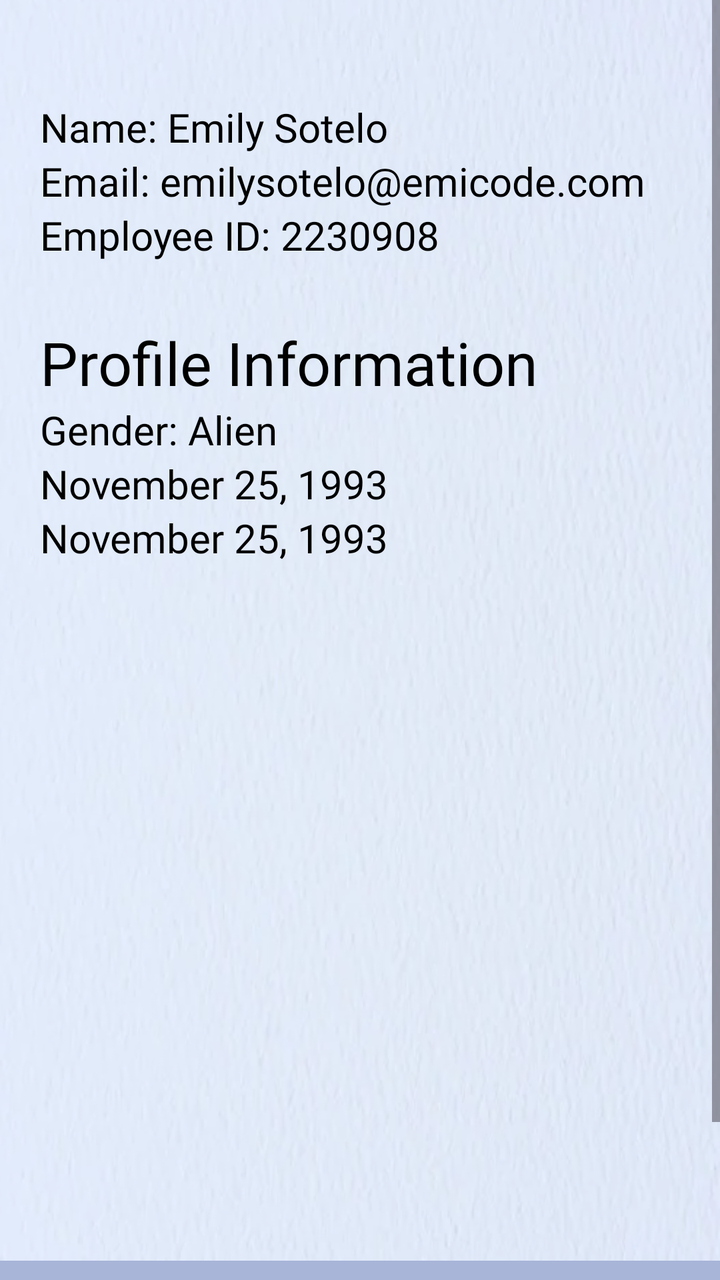
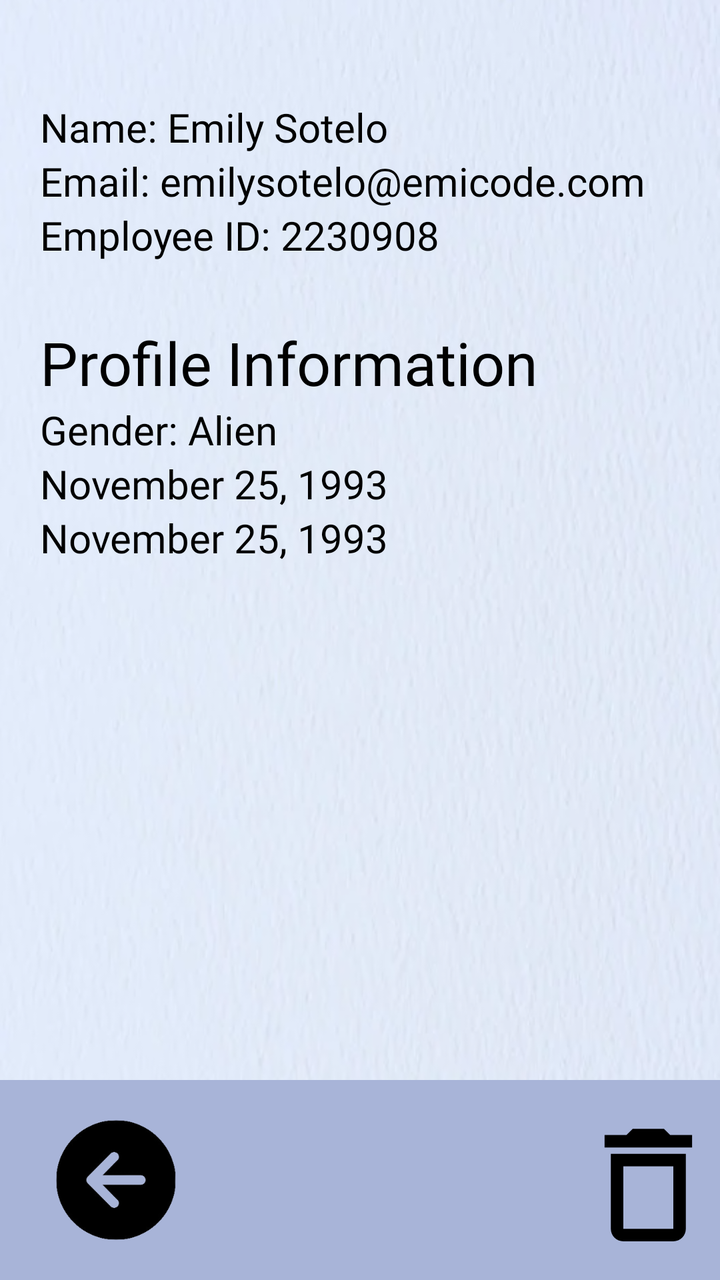

Compare the two renders of this Android layout. The source of the first and the diff that turns it into the second are given below.
<!-- AndroidManifest.xml: application theme Theme.FinalsApplication -->
<!-- res/layout/activity_delete.xml -->
<?xml version="1.0" encoding="utf-8"?>
<RelativeLayout xmlns:android="http://schemas.android.com/apk/res/android"
    android:layout_width="match_parent"
    android:layout_height="match_parent"
    xmlns:tools="http://schemas.android.com/tools"
    xmlns:app="http://schemas.android.com/apk/res-auto"
    android:background="@drawable/textured_background">

    <ScrollView
        android:layout_width="409dp"
        android:layout_height="729dp"
        tools:layout_editor_absoluteX="1dp"
        tools:layout_editor_absoluteY="1dp">

        <LinearLayout
            android:layout_width="match_parent"
            android:layout_height="wrap_content"
            android:orientation="vertical">

            <LinearLayout
                android:layout_width="match_parent"
                android:layout_height="wrap_content"
                android:orientation="vertical"
                android:layout_marginTop="50dp">

                <TextView
                    android:id="@+id/user_name"
                    android:layout_width="match_parent"
                    android:layout_height="wrap_content"
                    android:layout_marginLeft="20dp"
                    android:textSize="20sp"
                    android:fontFamily="@font/roboto_regular"
                    android:textColor="@color/black"
                    android:text="Name: Emily Sotelo">

                </TextView>

                <TextView
                    android:id="@+id/user_email"
                    android:layout_width="match_parent"
                    android:layout_height="wrap_content"
                    android:layout_marginLeft="20dp"
                    android:textSize="20sp"
                    android:fontFamily="@font/roboto_regular"
                    android:textColor="@color/black"
                    android:text="Email: emilysotelo@emicode.com">

                </TextView>

                <TextView
                    android:id="@+id/employee_id"
                    android:layout_width="match_parent"
                    android:layout_height="wrap_content"
                    android:layout_marginLeft="20dp"
                    android:textSize="20sp"
                    android:fontFamily="@font/roboto_regular"
                    android:textColor="@color/black"
                    android:text="Employee ID: 2230908">

                </TextView>

                <TextView
                    android:id="@+id/prof_info"
                    android:layout_width="match_parent"
                    android:layout_height="wrap_content"
                    android:layout_marginTop="30dp"
                    android:layout_marginLeft="20dp"
                    android:textSize="30sp"
                    android:fontFamily="@font/roboto_bold"
                    android:textColor="@color/black"
                    android:text="Profile Information">

                </TextView>

                <TextView
                    android:id="@+id/user_sex"
                    android:layout_width="match_parent"
                    android:layout_height="wrap_content"
                    android:layout_marginLeft="20dp"
                    android:textSize="20sp"
                    android:fontFamily="@font/roboto_regular"
                    android:textColor="@color/black"
                    android:text="Gender: Alien">

                </TextView>

                <TextView
                    android:id="@+id/date_of_birth"
                    android:layout_width="match_parent"
                    android:layout_height="wrap_content"
                    android:layout_marginLeft="20dp"
                    android:textSize="20sp"
                    android:fontFamily="@font/roboto_regular"
                    android:textColor="@color/black"
                    android:text="November 25, 1993">

                </TextView>

                <TextView
                    android:id="@+id/date_hired"
                    android:layout_width="match_parent"
                    android:layout_height="wrap_content"
                    android:layout_marginLeft="20dp"
                    android:fontFamily="@font/roboto_regular"
                    android:text="November 25, 1993"
                    android:textColor="@color/black"
                    android:textSize="20sp">

                </TextView>

                <TextView
                    android:layout_width="match_parent"
                    android:layout_height="208dp"
                    android:layout_marginLeft="20dp"
                    android:fontFamily="@font/roboto_regular"
                    android:textColor="@color/black"
                    android:textSize="20sp">

                </TextView>

            </LinearLayout>

            <LinearLayout
                android:layout_width="wrap_content"
                android:layout_height="match_parent"
                android:orientation="vertical"
                android:layout_marginTop="30dp"/>

            <LinearLayout
                android:layout_width="wrap_content"
                android:layout_height="match_parent"
                android:orientation="vertical"
                android:layout_marginTop="30dp"/>

            <LinearLayout
                android:layout_width="wrap_content"
                android:layout_height="match_parent"
                android:orientation="vertical"
                android:layout_marginTop="30dp"/>

            <LinearLayout
                android:layout_width="wrap_content"
                android:layout_height="wrap_content"/>

            <LinearLayout
                android:layout_width="match_parent"
                android:layout_height="wrap_content"
                android:layout_marginTop="50dp"
                android:orientation="vertical">

                <LinearLayout
                    android:layout_width="match_parent"
                    android:layout_height="100dp"
                    android:layout_alignParentBottom="true"
                    android:background="#a8b4d8">

                    <ImageButton
                        android:id="@+id/imageButtonBackLP1"
                        android:layout_width="76dp"
                        android:layout_height="wrap_content"
                        android:layout_marginStart="20dp"
                        android:layout_marginTop="20dp"
                        android:layout_marginBottom="20dp"
                        android:background="?android:attr/selectableItemBackground"
                        android:scaleType="fitCenter"
                        android:src="@drawable/arrowleft" />

                    <ImageButton
                        android:id="@+id/deleteButton"
                        android:layout_width="156dp"
                        android:layout_height="75dp"
                        android:layout_marginStart="150dp"
                        android:layout_marginTop="15dp"
                        android:layout_marginBottom="20dp"
                        android:background="?android:attr/selectableItemBackground"
                        android:scaleType="fitCenter"
                        android:tint="@color/black"
                        app:srcCompat="@drawable/delete_trashcan" />

                </LinearLayout>

            </LinearLayout>

        </LinearLayout>



    </ScrollView>


</RelativeLayout>
<!-- resources referenced by this layout -->
<resources>
  <color name="black">#000000</color>
  <!-- drawable arrowleft: png bitmap (drawable, 16559 bytes) -->
  <!-- drawable delete_trashcan (drawable) -->
  <vector android:height="24dp" android:tint="#FFFFFF"
      android:viewportHeight="24" android:viewportWidth="24"
      android:width="24dp" xmlns:android="http://schemas.android.com/apk/res/android">
      <path android:fillColor="@android:color/white" android:pathData="M6,19c0,1.1 0.9,2 2,2h8c1.1,0 2,-0.9 2,-2L18,7L6,7v12zM8,9h8v10L8,19L8,9zM15.5,4l-1,-1h-5l-1,1L5,4v2h14L19,4z"/>
  </vector>
  <!-- drawable textured_background: png bitmap (drawable, 258989 bytes) -->
  <style name="Theme.FinalsApplication" parent="Base.Theme.FinalsApplication" />
  <style name="Base.Theme.FinalsApplication" parent="Theme.Material3.DayNight.NoActionBar">
          
          
          <item name="android:statusBarColor">#00000000</item>
      </style>
</resources>

<!-- the commit's change to res/layout/activity_delete.xml (unified diff, before → after) -->
@@ -148,44 +148,40 @@
                 android:layout_marginTop="50dp"
                 android:orientation="vertical">
 
-                <LinearLayout
-                    android:layout_width="match_parent"
-                    android:layout_height="100dp"
-                    android:layout_alignParentBottom="true"
-                    android:background="#a8b4d8">
-
-                    <ImageButton
-                        android:id="@+id/imageButtonBackLP1"
-                        android:layout_width="76dp"
-                        android:layout_height="wrap_content"
-                        android:layout_marginStart="20dp"
-                        android:layout_marginTop="20dp"
-                        android:layout_marginBottom="20dp"
-                        android:background="?android:attr/selectableItemBackground"
-                        android:scaleType="fitCenter"
-                        android:src="@drawable/arrowleft" />
-
-                    <ImageButton
-                        android:id="@+id/deleteButton"
-                        android:layout_width="156dp"
-                        android:layout_height="75dp"
-                        android:layout_marginStart="150dp"
-                        android:layout_marginTop="15dp"
-                        android:layout_marginBottom="20dp"
-                        android:background="?android:attr/selectableItemBackground"
-                        android:scaleType="fitCenter"
-                        android:tint="@color/black"
-                        app:srcCompat="@drawable/delete_trashcan" />
-
-                </LinearLayout>
-
             </LinearLayout>
 
         </LinearLayout>
+    </ScrollView>
+    <LinearLayout
+        android:layout_width="match_parent"
+        android:layout_height="100dp"
+        android:layout_alignParentBottom="true"
+        android:background="#a8b4d8">
 
+        <ImageButton
+            android:id="@+id/imageButtonBackLP1"
+            android:layout_width="76dp"
+            android:layout_height="wrap_content"
+            android:layout_marginStart="20dp"
+            android:layout_marginTop="20dp"
+            android:layout_marginBottom="20dp"
+            android:background="?android:attr/selectableItemBackground"
+            android:scaleType="fitCenter"
+            android:src="@drawable/arrowleft" />
 
+        <ImageButton
+            android:id="@+id/deleteButton"
+            android:layout_width="156dp"
+            android:layout_height="75dp"
+            android:layout_marginStart="150dp"
+            android:layout_marginTop="15dp"
+            android:layout_marginBottom="20dp"
+            android:background="?android:attr/selectableItemBackground"
+            android:scaleType="fitCenter"
+            android:tint="@color/black"
+            app:srcCompat="@drawable/delete_trashcan" />
 
-    </ScrollView>
+    </LinearLayout>
 
 
 </RelativeLayout>
